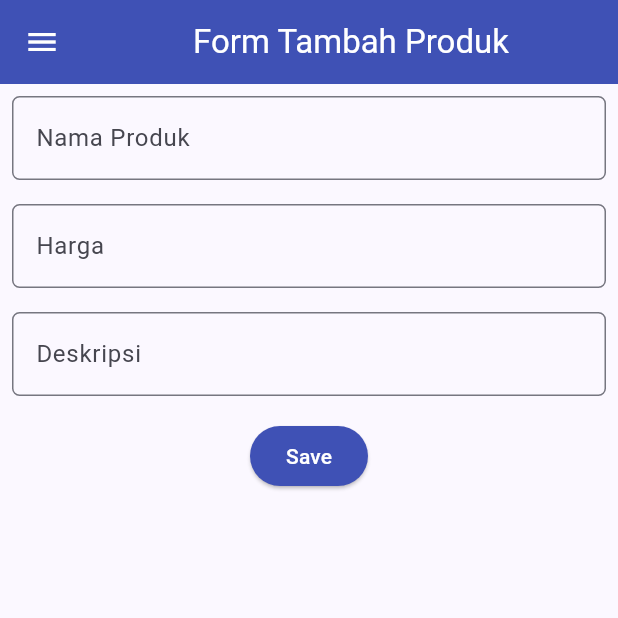
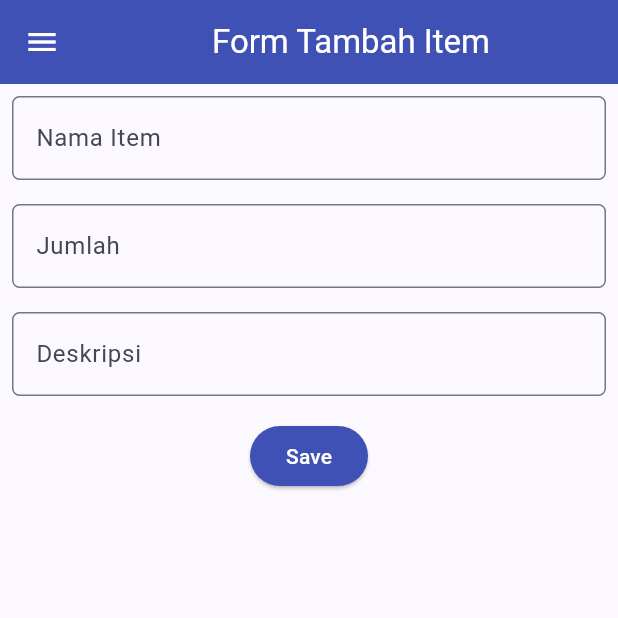
Before and after one commit to widyaprms/beautiful-brews-mobile, a Flutter app: the ShopFormPage screen opened directly, on a phone screen of 412 x 824 dp, the top half of it. Run offline on Flutter 3.47's test engine with Material 2 defaults, Android fonts, the phone set to English and light mode, and no system bars.

Commit message:
Sudah selesai mengerjakan tugas 8

```diff
--- a/lib/screens/beautiful_brews_form.dart
+++ b/lib/screens/beautiful_brews_form.dart
@@ -21,7 +21,7 @@ class _ShopFormPageState extends State<ShopFormPage> {
           appBar: AppBar(
             title: const Center(
               child: Text(
-                'Form Tambah Produk',
+                'Form Tambah Item',
               ),
             ),
             backgroundColor: Colors.indigo,
@@ -39,8 +39,8 @@ class _ShopFormPageState extends State<ShopFormPage> {
                       padding: const EdgeInsets.all(8.0),
                       child: TextFormField(
                         decoration: InputDecoration(
-                          hintText: "Nama Produk",
-                          labelText: "Nama Produk",
+                          hintText: "Nama Item",
+                          labelText: "Nama Item",
                           border: OutlineInputBorder(
                             borderRadius: BorderRadius.circular(5.0),
                           ),
@@ -62,8 +62,8 @@ class _ShopFormPageState extends State<ShopFormPage> {
                     padding: const EdgeInsets.all(8.0),
                     child: TextFormField(
                       decoration: InputDecoration(
-                        hintText: "Harga",
-                        labelText: "Harga",
+                        hintText: "Jumlah",
+                        labelText: "Jumlah",
                         border: OutlineInputBorder(
                           borderRadius: BorderRadius.circular(5.0),
                         ),
@@ -76,10 +76,10 @@ class _ShopFormPageState extends State<ShopFormPage> {
                       },
                       validator: (String? value) {
                         if (value == null || value.isEmpty) {
-                          return "Harga tidak boleh kosong!";
+                          return "Jumlah tidak boleh kosong!";
                         }
                         if (int.tryParse(value) == null) {
-                          return "Harga harus berupa angka!";
+                          return "Jumlah harus berupa angka!";
                         }
                         return null;
                       },
@@ -124,7 +124,7 @@ class _ShopFormPageState extends State<ShopFormPage> {
                                 context: context,
                                 builder: (context) {
                                   return AlertDialog(
-                                    title: const Text('Produk berhasil tersimpan'),
+                                    title: const Text('Item berhasil tersimpan'),
                                     content: SingleChildScrollView(
                                       child: Column(
                                         crossAxisAlignment:
--- a/lib/widgets/left_drawer.dart
+++ b/lib/widgets/left_drawer.dart
@@ -52,7 +52,7 @@ class LeftDrawer extends StatelessWidget {
           ),
           ListTile(
             leading: const Icon(Icons.add_shopping_cart),
-            title: const Text('Tambah Produk'),
+            title: const Text('Tambah Item'),
             // Bagian redirection ke ShopFormPage
             onTap: () {
               /*
--- a/lib/widgets/shop_card.dart
+++ b/lib/widgets/shop_card.dart
@@ -18,7 +18,7 @@ class ShopCard extends StatelessWidget {
             ..hideCurrentSnackBar()
             ..showSnackBar(SnackBar(
                 content: Text("Kamu telah menekan tombol ${item.name}!")));
-          if (item.name == "Tambah Produk") {
+          if (item.name == "Tambah Item") {
             Navigator.push(
             context,
             MaterialPageRoute(
```
Also changed, not shown: 1 other file.
